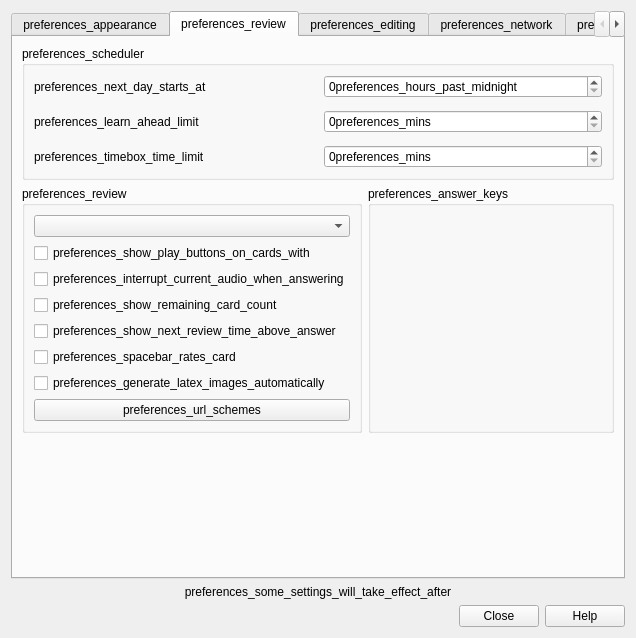
Qt form qt/aqt/forms/preferences.ui (ankitects/anki) before a commit.
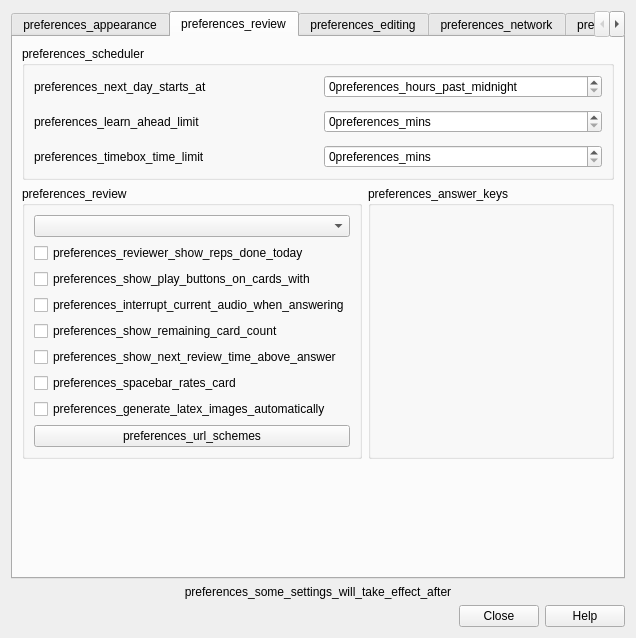
The same form after that commit. The open tabs and pages were chosen to show the change.

Commit message: toggle show reps done today

The edit to the form file:
```diff
--- a/qt/aqt/forms/preferences.ui
+++ b/qt/aqt/forms/preferences.ui
@@ -390,6 +390,19 @@
                 </property>
               </widget>
             </item>
+            <item>
+             <widget class="QCheckBox" name="reviewerShowRepsDoneToday">
+              <property name="sizePolicy">
+               <sizepolicy hsizetype="Fixed" vsizetype="Fixed">
+                <horstretch>0</horstretch>
+                <verstretch>0</verstretch>
+               </sizepolicy>
+              </property>
+              <property name="text">
+               <string>preferences_reviewer_show_reps_done_today</string>
+              </property>
+             </widget>
+            </item>
             <item>
              <widget class="QCheckBox" name="showPlayButtons">
               <property name="sizePolicy">
```
The commit also changes 4 other files.
